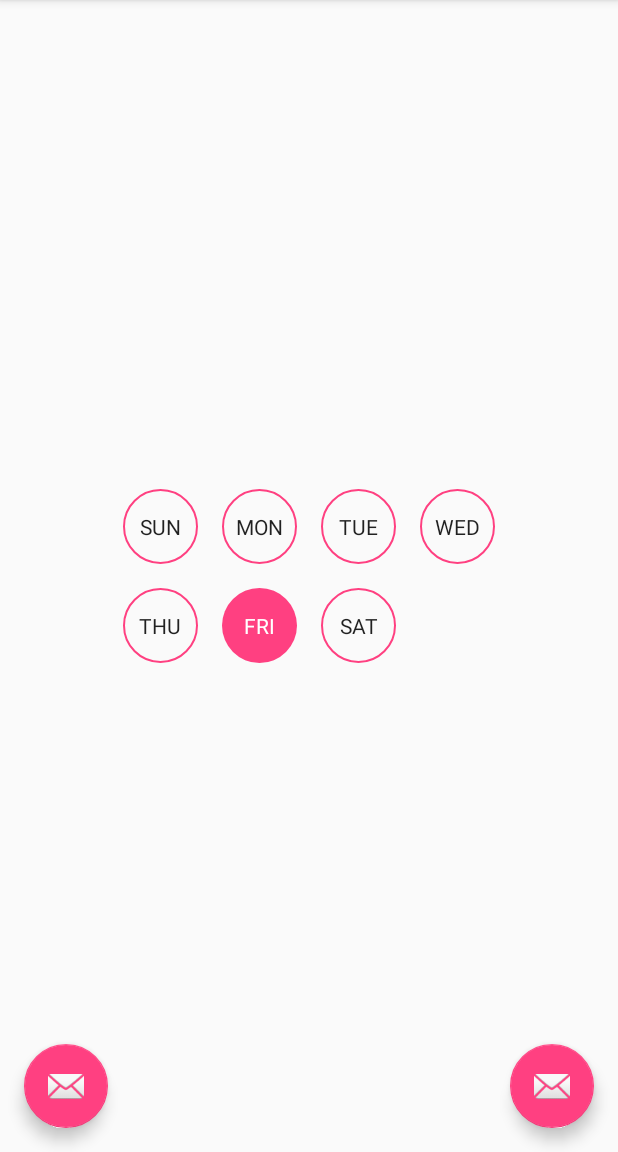
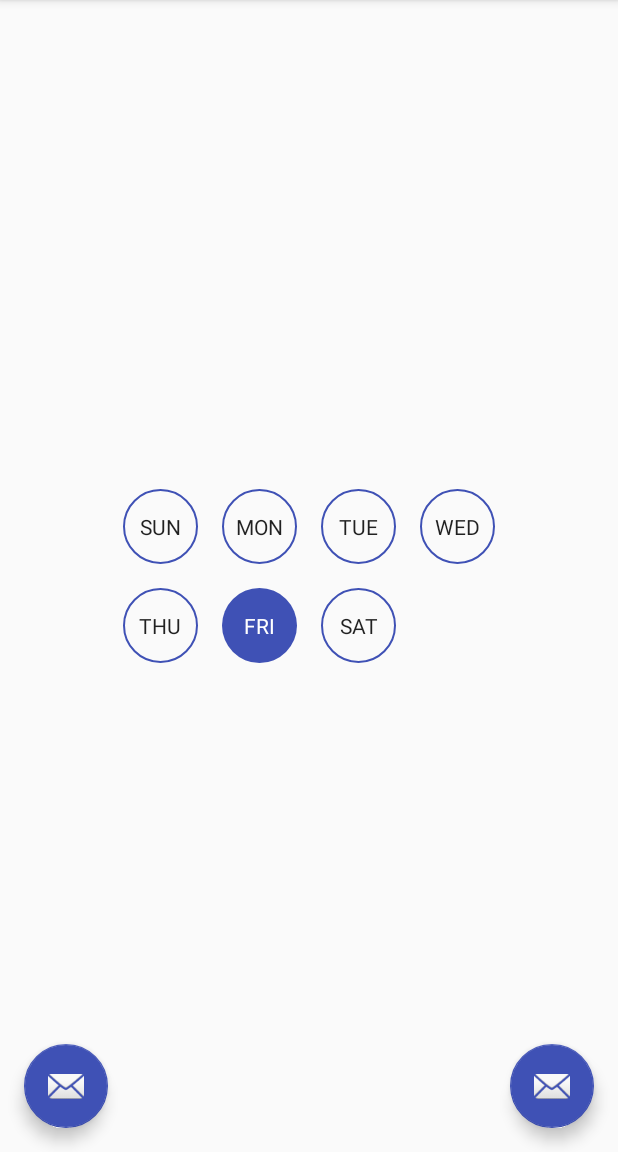
Before and after one commit to informramiz/SimpleDayPicker, an Android app: the screen it shows after launch (MainActivity), on a phone screen of 412 x 824 dp, the part 84-1236 px from its top. Run offline under Robolectric (Android 15) with nearby library versions, the phone set to English and light mode, and no system bars.

Commit message:
feat: Use theme colors on Android versions below Lollipop also

```diff
--- a/app/src/main/res/values/styles.xml
+++ b/app/src/main/res/values/styles.xml
@@ -5,8 +5,8 @@
         <!-- Customize your theme here. -->
         <item name="colorPrimary">@color/colorPrimary</item>
         <item name="colorPrimaryDark">@color/colorPrimaryDark</item>
-        <item name="colorAccent">@color/colorAccent</item>
-        <!--<item name="colorControlHighlight">@color/colorAccent</item>-->
+        <item name="colorAccent">@color/colorPrimary</item>
+        <item name="colorControlHighlight">@color/colorControlHighlight</item>
     </style>
     <style name="AppTheme.NoActionBar">
         <item name="windowActionBar">false</item>
--- a/daypickerlibrary/src/main/java/com/github/informramiz/daypickerlibrary/views/CircularTextView.java
+++ b/daypickerlibrary/src/main/java/com/github/informramiz/daypickerlibrary/views/CircularTextView.java
@@ -1,6 +1,7 @@
 package com.github.informramiz.daypickerlibrary.views;
 
 import android.content.Context;
+import android.os.Build;
 import android.support.annotation.Nullable;
 import android.support.v7.content.res.AppCompatResources;
 import android.support.v7.widget.AppCompatTextView;
@@ -36,7 +37,14 @@ public class CircularTextView extends AppCompatTextView implements View.OnClickL
 
     public void init() {
         setGravity(Gravity.CENTER);
-        setBackgroundDrawable(AppCompatResources.getDrawable(getContext(), R.drawable.circular_text_view_background_selector));
+        if (Build.VERSION.SDK_INT < Build.VERSION_CODES.LOLLIPOP) {
+            //We can't access theme attributes in @DrawableRes below Android Lollipop
+            //so to properly support theme colors let's use a custom StateListDrawable
+            setBackgroundDrawable(new CustomStateListDrawable(getContext()));
+        } else {
+            setBackgroundDrawable(AppCompatResources.getDrawable(getContext(), R.drawable.circular_text_view_background_selector));
+        }
+
         setTextColor(AppCompatResources.getColorStateList(getContext(), R.color.circular_text_view_text_color_selector));
         super.setOnClickListener(this);
     }
--- a/daypickerlibrary/src/main/res/drawable/shape_circle_filled.xml
+++ b/daypickerlibrary/src/main/res/drawable/shape_circle_filled.xml
@@ -2,5 +2,5 @@
 <shape xmlns:android="http://schemas.android.com/apk/res/android"
     android:shape="oval">
     <size android:height="10dp" android:width="10dp"/>
-    <solid android:color="@color/colorAccent"/>
+    <solid android:color="@android:color/holo_blue_light"/>
 </shape>
--- a/daypickerlibrary/src/main/res/drawable/shape_circle_filled_light.xml
+++ b/daypickerlibrary/src/main/res/drawable/shape_circle_filled_light.xml
@@ -2,5 +2,5 @@
 <shape xmlns:android="http://schemas.android.com/apk/res/android"
     android:shape="oval">
     <size android:height="10dp" android:width="10dp"/>
-    <solid android:color="@color/colorControlHighlight"/>
+    <solid android:color="@android:color/darker_gray"/>
 </shape>
--- a/daypickerlibrary/src/main/res/drawable/shape_circle_holo.xml
+++ b/daypickerlibrary/src/main/res/drawable/shape_circle_holo.xml
@@ -1,7 +1,7 @@
 <?xml version="1.0" encoding="utf-8"?>
 <shape xmlns:android="http://schemas.android.com/apk/res/android"
        android:shape="oval">
-    <stroke android:color="@color/colorAccent"
+    <stroke android:color="@android:color/holo_blue_light"
             android:width="1dp"/>
     <size android:height="10dp" android:width="10dp"/>
 </shape>
--- a/daypickerlibrary/src/main/res/values/dimens.xml
+++ b/daypickerlibrary/src/main/res/values/dimens.xml
@@ -3,4 +3,5 @@
     <dimen name="circular_text_view_size">50dp</dimen>
     <dimen name="margin_between_day_view">16dp</dimen>
     <dimen name="daypicker_header_height">70dp</dimen>
+    <dimen name="circle_stroke_width">1dp</dimen>
 </resources>
```
Also changed, not shown: daypickerlibrary/src/main/java/com/github/informramiz/daypickerlibrary/views/CustomStateListDrawable.java (added, +70 -0 lines).
